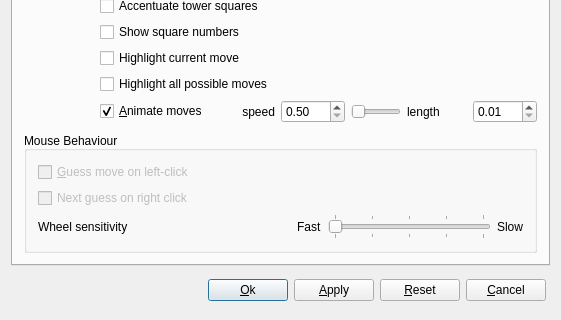
franzm/shatrabase, file src/gui/preferences.ui: the form before one commit; both pictures show x 0 to 561 and y 239 to 559 of the 561 by 559 pixel window.
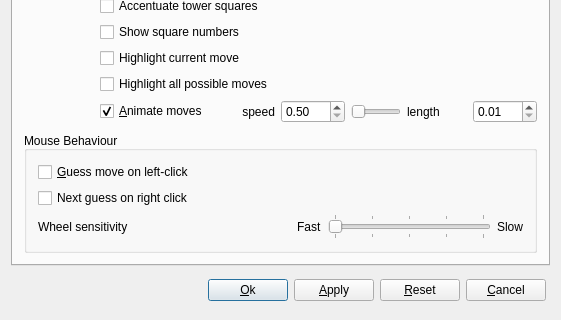
The form after the commit. Custom widgets are drawn as their Qt base class.

```diff
--- a/src/gui/preferences.ui
+++ b/src/gui/preferences.ui
@@ -51,7 +51,7 @@
           <item>
            <widget class="QCheckBox" name="guessMoveCheck">
             <property name="enabled">
-             <bool>false</bool>
+             <bool>true</bool>
             </property>
             <property name="text">
              <string>&amp;Guess move on left-click</string>
@@ -61,7 +61,7 @@
           <item>
            <widget class="QCheckBox" name="guessNextMove">
             <property name="enabled">
-             <bool>false</bool>
+             <bool>true</bool>
             </property>
             <property name="text">
              <string>Next guess on right click</string>
```
Left out of the diff: 2 changed lines with no effect on the pictures.
